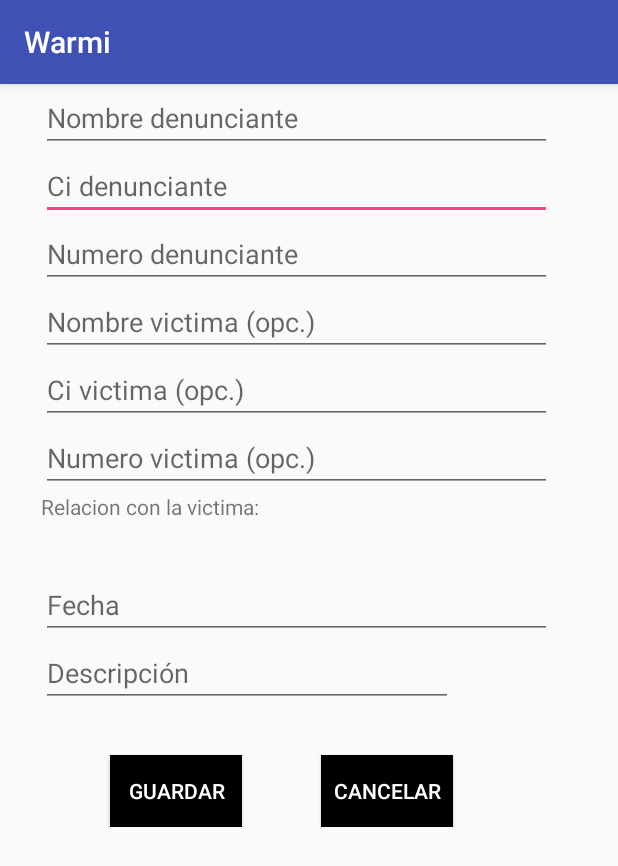
After one commit to dannidanna/warmi, an Android app: the DenunciaActivity screen opened directly, with no data from a screen before it, on a phone screen of 412 x 824 dp. The commit adds this screen. Shown: the top 866 px of the screen. Run offline under Robolectric (Android 15) with nearby library versions, the phone set to English and light mode, and no system bars; our stand-ins replace Firebase (no records; nobody signed in at launch, a user with empty details on screens opened directly).

Commit message:
Denuncia

```diff
--- a/Warmi/app/build.gradle
+++ b/Warmi/app/build.gradle
@@ -25,10 +25,10 @@ dependencies {
         exclude group: 'com.android.support', module: 'support-annotations'
     })
     compile 'com.android.support:appcompat-v7:26.+'
-    compile 'com.android.support.constraint:constraint-layout:1.0.0-alpha7'
-    testCompile 'junit:junit:4.12'
     compile 'com.google.firebase:firebase-core:10.2.6'
     compile 'com.google.firebase:firebase-database:10.2.6'
+    compile 'com.android.support.constraint:constraint-layout:1.0.2'
+    testCompile 'junit:junit:4.12'
 }
 
 apply plugin: 'com.google.gms.google-services'
--- a/Warmi/app/src/main/AndroidManifest.xml
+++ b/Warmi/app/src/main/AndroidManifest.xml
@@ -16,6 +16,7 @@
                 <category android:name="android.intent.category.LAUNCHER" />
             </intent-filter>
         </activity>
+        <activity android:name=".DenunciaActivity"></activity>
     </application>
 
 </manifest>
--- /dev/null
+++ b/Warmi/app/src/main/java/app/warmi/rodriguez/danny/warmi/DenunciaActivity.java
@@ -0,0 +1,68 @@
+package app.warmi.rodriguez.danny.warmi;
+
+import android.content.Intent;
+import android.os.Bundle;
+import android.support.v7.app.AppCompatActivity;
+import android.view.View;
+import android.widget.Button;
+import android.widget.EditText;
+
+import com.google.firebase.database.DatabaseReference;
+import com.google.firebase.database.FirebaseDatabase;
+
+import app.warmi.rodriguez.danny.warmi.Objects.Denuncia;
+import app.warmi.rodriguez.danny.warmi.Objects.FirebaseReferences;
+import app.warmi.rodriguez.danny.warmi.Objects.Persona;
+
+public class DenunciaActivity extends AppCompatActivity {
+
+    Button btnGuardar;
+    Button btnCancelar;
+
+    Denuncia denuncia;
+    Persona perDenunciante;
+    Persona perVictima;
+
+    EditText denunciante;
+    EditText victima;
+    Number ciDenunciante;
+    Number ciVictima;
+    Number telDenunciante;
+    Number telVictima;
+
+    public DenunciaActivity() {
+    }
+
+
+    @Override
+    protected void onCreate(Bundle savedInstanceState) {
+        super.onCreate(savedInstanceState);
+        setContentView(R.layout.activity_denuncia);
+        FirebaseDatabase database = FirebaseDatabase.getInstance();
+        final DatabaseReference reference = database.getReference();
+
+        btnGuardar = (Button) findViewById(R.id.btnGuardar);
+        btnGuardar.setOnClickListener(new View.OnClickListener() {
+            @Override
+            public void onClick(View view) {
+
+                Persona denunciante = new Persona("Danny", 2345, 4365141);
+                Persona victima = new Persona("Maria", 8473, 7349924);
+                Denuncia denuncia = new Denuncia(denunciante, victima, "Hostigamiento laboral", "06/09/17", "Ninguna");
+                Denuncia denuncia2 = new Denuncia(denunciante, victima, "Mala madre ", "15/09/17", "Ninguna");
+
+                reference.child(FirebaseReferences.DENUNCIA_REFE).push().setValue(denuncia);
+
+            }
+        });
+
+        btnCancelar = (Button) findViewById(R.id.btnCancelar);
+        btnCancelar.setOnClickListener(new View.OnClickListener() {
+            @Override
+            public void onClick(View view) {
+                Intent intent = new Intent(DenunciaActivity.this, MainActivity.class);
+                startActivity(intent);
+            }
+        });
+    }
+}
--- a/Warmi/app/src/main/java/app/warmi/rodriguez/danny/warmi/MainActivity.java
+++ b/Warmi/app/src/main/java/app/warmi/rodriguez/danny/warmi/MainActivity.java
@@ -1,32 +1,28 @@
 package app.warmi.rodriguez.danny.warmi;
 
+import android.content.Intent;
 import android.os.Bundle;
 import android.support.v7.app.AppCompatActivity;
-
-import com.google.firebase.database.DatabaseReference;
-import com.google.firebase.database.FirebaseDatabase;
-
-import app.warmi.rodriguez.danny.warmi.Objects.Denuncia;
-import app.warmi.rodriguez.danny.warmi.Objects.FirebaseReferences;
-import app.warmi.rodriguez.danny.warmi.Objects.Persona;
+import android.view.View;
+import android.widget.Button;
 
 public class MainActivity extends AppCompatActivity {
+
+    Button btnDenuncia;
 
     @Override
     protected void onCreate(Bundle savedInstanceState) {
         super.onCreate(savedInstanceState);
         setContentView(R.layout.activity_main);
 
-        Persona denunciante = new Persona("Danny", 2345, 4365141);
-        Persona victima = new Persona("Maria", 8473, 7349924);
-
-        Denuncia denuncia = new Denuncia(denunciante, victima, "Mujer golpeada", "15/09/17", "Ninguna");
-        Denuncia denuncia2 = new Denuncia(denunciante, victima, "Abuso de poder", "15/09/17", "Ninguna");
-
-        FirebaseDatabase database = FirebaseDatabase.getInstance();
-        DatabaseReference reference = database.getReference(FirebaseReferences.DENUNCIA_REFE);//REFERENCIA
-        reference.child(FirebaseReferences.DENUNCIA_REFE).push().setValue(denuncia);
-        reference.child(FirebaseReferences.DENUNCIA_REFE).push().setValue(denuncia2);
+        btnDenuncia = (Button) findViewById(R.id.btnDenuncia);
+        btnDenuncia.setOnClickListener(new View.OnClickListener() {
+            @Override
+            public void onClick(View view) {
+                Intent intent = new Intent(MainActivity.this, DenunciaActivity.class);
+                startActivity(intent);
+            }
+        });
 
     }
 }
--- /dev/null
+++ b/Warmi/app/src/main/res/layout/activity_denuncia.xml
@@ -0,0 +1,161 @@
+<?xml version="1.0" encoding="utf-8"?>
+<android.support.constraint.ConstraintLayout xmlns:android="http://schemas.android.com/apk/res/android"
+    xmlns:app="http://schemas.android.com/apk/res-auto"
+    xmlns:tools="http://schemas.android.com/tools"
+    android:layout_width="match_parent"
+    android:layout_height="match_parent"
+    tools:context="app.warmi.rodriguez.danny.warmi.DenunciaActivity">
+
+
+    <RelativeLayout
+        android:layout_width="368dp"
+        android:layout_height="495dp"
+        tools:layout_editor_absoluteX="8dp"
+        tools:layout_editor_absoluteY="8dp">
+
+        <EditText
+            android:id="@+id/ciDen"
+            android:layout_width="wrap_content"
+            android:layout_height="wrap_content"
+            android:ems="10"
+            android:hint="Ci denunciante"
+            android:inputType="number"
+            android:layout_below="@+id/nomDen"
+            android:layout_alignParentRight="true"
+            android:layout_alignParentEnd="true"
+            android:layout_alignLeft="@+id/nomDen"
+            android:layout_alignStart="@+id/nomDen" />
+
+        <EditText
+            android:id="@+id/ciVic"
+            android:layout_width="wrap_content"
+            android:layout_height="wrap_content"
+            android:layout_alignLeft="@+id/nomVic"
+            android:layout_alignParentEnd="true"
+            android:layout_alignParentRight="true"
+            android:layout_alignStart="@+id/nomVic"
+            android:layout_below="@+id/nomVic"
+            android:ems="10"
+            android:hint="Ci victima (opc.)"
+            android:inputType="number" />
+
+        <EditText
+            android:id="@+id/nomDen"
+            android:layout_width="wrap_content"
+            android:layout_height="wrap_content"
+            android:ems="10"
+            android:hint="Nombre denunciante"
+            android:inputType="textPersonName"
+            android:layout_alignParentTop="true"
+            android:layout_alignParentLeft="true"
+            android:layout_alignParentStart="true"
+            android:layout_marginLeft="27dp"
+            android:layout_marginStart="27dp"
+            android:layout_alignParentRight="true"
+            android:layout_alignParentEnd="true" />
+
+        <EditText
+            android:id="@+id/nomVic"
+            android:layout_width="wrap_content"
+            android:layout_height="wrap_content"
+            android:ems="10"
+            android:hint="Nombre victima (opc.)"
+            android:inputType="textPersonName"
+            android:layout_below="@+id/numDen"
+            android:layout_alignParentRight="true"
+            android:layout_alignParentEnd="true"
+            android:layout_alignLeft="@+id/numDen"
+            android:layout_alignStart="@+id/numDen" />
+
+        <EditText
+            android:id="@+id/numDen"
+            android:layout_width="wrap_content"
+            android:layout_height="wrap_content"
+            android:ems="10"
+            android:hint="Numero denunciante"
+            android:inputType="number"
+            android:layout_below="@+id/ciDen"
+            android:layout_alignParentRight="true"
+            android:layout_alignParentEnd="true"
+            android:layout_alignLeft="@+id/ciDen"
+            android:layout_alignStart="@+id/ciDen" />
+
+        <EditText
+            android:id="@+id/numVic"
+            android:layout_width="wrap_content"
+            android:layout_height="wrap_content"
+            android:layout_alignParentEnd="true"
+            android:layout_alignParentRight="true"
+            android:layout_below="@+id/ciVic"
+            android:ems="10"
+            android:hint="Numero victima (opc.)"
+            android:inputType="number"
+            android:layout_alignLeft="@+id/ciVic"
+            android:layout_alignStart="@+id/ciVic" />
+
+        <TextView
+            android:id="@+id/textView2"
+            android:layout_width="wrap_content"
+            android:layout_height="wrap_content"
+            android:text="Relacion con la victima:"
+            android:layout_below="@+id/numVic"
+            android:layout_alignLeft="@+id/numVic"
+            android:layout_alignStart="@+id/numVic" />
+
+        <EditText
+            android:id="@+id/fechaDen"
+            android:layout_width="wrap_content"
+            android:layout_height="wrap_content"
+            android:ems="10"
+            android:hint="Fecha"
+            android:inputType="date"
+            android:layout_below="@+id/textView2"
+            android:layout_marginTop="33dp"
+            android:layout_alignParentRight="true"
+            android:layout_alignParentEnd="true"
+            android:layout_alignLeft="@+id/numVic"
+            android:layout_alignStart="@+id/numVic" />
+
+        <EditText
+            android:id="@+id/descDen"
+            android:layout_width="wrap_content"
+            android:layout_height="wrap_content"
+            android:layout_below="@+id/fechaDen"
+            android:ems="10"
+            android:hint="Descripción"
+            android:inputType="text"
+            android:layout_alignLeft="@+id/fechaDen"
+            android:layout_alignStart="@+id/fechaDen"
+            android:layout_alignRight="@+id/btnCancelar"
+            android:layout_alignEnd="@+id/btnCancelar" />
+
+        <Button
+            android:id="@+id/btnGuardar"
+            android:layout_width="wrap_content"
+            android:layout_height="wrap_content"
+            android:background="@android:color/background_dark"
+            android:text="Guardar"
+            android:textColor="@android:color/background_light"
+            android:textColorHint="@android:color/background_light"
+            android:textColorLink="@android:color/background_light"
+            android:layout_alignParentBottom="true"
+            android:layout_alignRight="@+id/textView2"
+            android:layout_alignEnd="@+id/textView2"
+            android:layout_marginRight="11dp"
+            android:layout_marginEnd="11dp" />
+
+        <Button
+            android:id="@+id/btnCancelar"
+            android:layout_width="wrap_content"
+            android:layout_height="wrap_content"
+            android:layout_alignTop="@+id/btnGuardar"
+            android:layout_marginLeft="41dp"
+            android:layout_marginStart="41dp"
+            android:layout_toEndOf="@+id/btnGuardar"
+            android:layout_toRightOf="@+id/btnGuardar"
+            android:background="@android:color/background_dark"
+            android:text="Cancelar"
+            android:textColor="@android:color/background_light" />
+
+    </RelativeLayout>
+</android.support.constraint.ConstraintLayout>
--- a/Warmi/app/src/main/res/layout/activity_main.xml
+++ b/Warmi/app/src/main/res/layout/activity_main.xml
@@ -15,4 +15,12 @@
         app:layout_constraintRight_toRightOf="parent"
         app:layout_constraintTop_toTopOf="parent" />
 
+    <Button
+        android:id="@+id/btnDenuncia"
+        android:layout_width="wrap_content"
+        android:layout_height="wrap_content"
+        android:text="DENUNCIA"
+        tools:layout_editor_absoluteX="135dp"
+        tools:layout_editor_absoluteY="139dp" />
+
 </android.support.constraint.ConstraintLayout>
```
